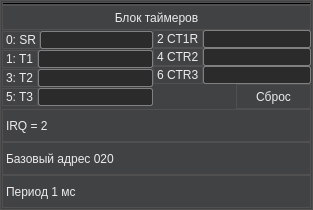
First picture: the form in gui/timerview.ui, repository Buvaluy/VirtualMachine, before the edit.
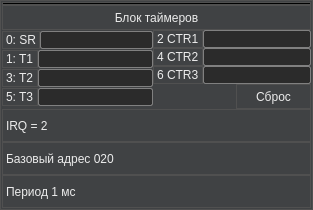
Second picture: the form after the edit.

Patch:
```diff
--- a/gui/timerview.ui
+++ b/gui/timerview.ui
@@ -180,7 +180,7 @@
          <item>
           <widget class="QLabel" name="label_6">
            <property name="text">
-            <string>2 CT1R</string>
+            <string>2 CTR1</string>
            </property>
           </widget>
          </item>
```
Left out of the diff: 48 changed lines with no effect on the pictures.
